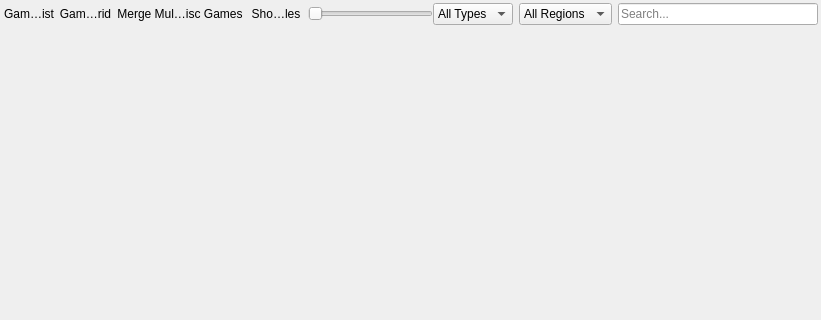
The window that src/duckstation-qt/gamelistwidget.ui (kofxi3584karlayang/duckstation) describes before a commit, drawn with Qt 5; both pictures show x 0 to 821 and y 0 to 320 of the 821 by 619 pixel window.
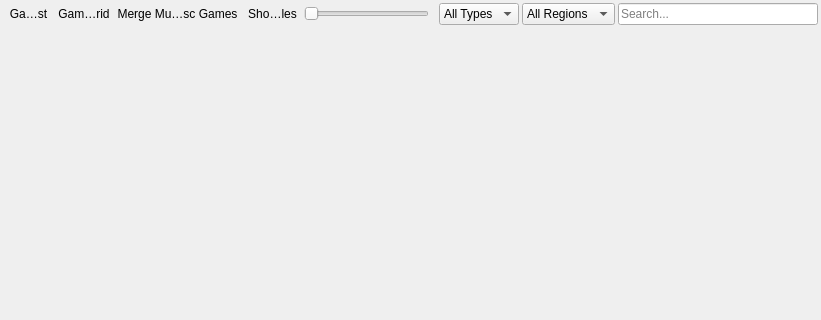
The same window after the commit. Icons and pictures are not drawn.

Commit message: Qt: Remove redundant nested layouts

```diff
--- a/src/duckstation-qt/gamelistwidget.ui
+++ b/src/duckstation-qt/gamelistwidget.ui
@@ -27,7 +27,10 @@
     <number>0</number>
    </property>
    <item>
-    <layout class="QHBoxLayout" name="horizontalLayout_3" stretch="0,1,0">
+    <layout class="QHBoxLayout" name="horizontalLayout" stretch="0,0,0,0,0,1,0,0,0">
+     <property name="spacing">
+      <number>3</number>
+     </property>
      <property name="leftMargin">
       <number>3</number>
      </property>
@@ -41,11 +44,6 @@
       <number>3</number>
      </property>
      <item>
-      <layout class="QHBoxLayout" name="horizontalLayout">
-       <property name="spacing">
-        <number>3</number>
-       </property>
-       <item>
         <widget class="QToolButton" name="viewGameList">
          <property name="minimumSize">
           <size>
@@ -158,27 +156,14 @@
          </property>
         </widget>
        </item>
-      </layout>
-     </item>
      <item>
       <spacer name="horizontalSpacer">
        <property name="orientation">
         <enum>Qt::Orientation::Horizontal</enum>
        </property>
-       <property name="sizeHint" stdset="0">
-        <size>
-         <width>40</width>
-         <height>20</height>
-        </size>
-       </property>
       </spacer>
      </item>
      <item>
-      <layout class="QHBoxLayout" name="horizontalLayout_2">
-       <property name="spacing">
-        <number>6</number>
-       </property>
-       <item>
         <widget class="QComboBox" name="filterType">
          <item>
           <property name="text">
@@ -217,8 +202,6 @@
           <bool>true</bool>
          </property>
         </widget>
-       </item>
-      </layout>
      </item>
     </layout>
    </item>
```
Lines whose indentation alone changed are shown as unchanged.
